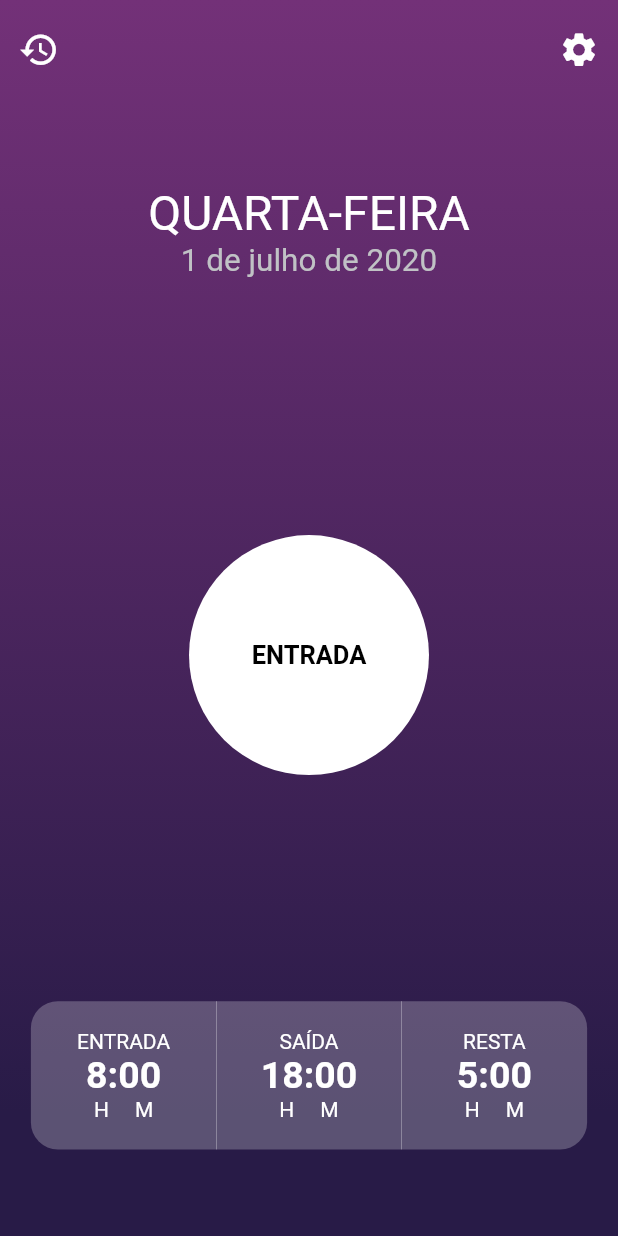
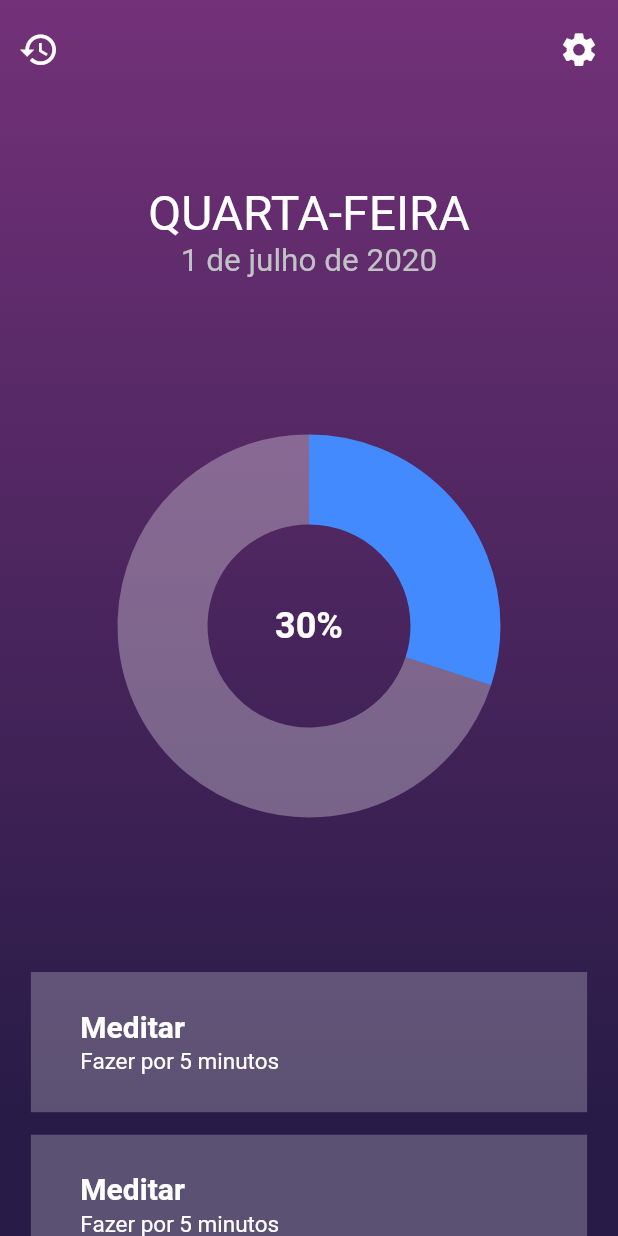
Before and after one commit to danielmarques28/Work-Tracker, a Flutter app: the screen it shows after launch, on a phone screen of 412 x 824 dp. Run offline on Flutter 3.47's test engine with Material 2 defaults, Android fonts, the phone set to English and light mode, and no system bars.

Commit message:
Add pie chart and card list in home screen

```diff
--- a/lib/screens/History.dart
+++ b/lib/screens/History.dart
@@ -1,12 +1,7 @@
 import 'package:flutter/material.dart';
 import 'package:worktracker/widgets/background.dart';
 
-class History extends StatefulWidget {
-  @override
-  _HistoryState createState() => _HistoryState();
-}
-
-class _HistoryState extends State<History> {
+class History extends StatelessWidget {
   @override
   Widget build(BuildContext context) {
     return Scaffold(
--- a/lib/screens/Home.dart
+++ b/lib/screens/Home.dart
@@ -1,22 +1,17 @@
 import 'package:flutter/material.dart';
 import 'package:flutter/services.dart';
+import 'package:worktracker/widgets/home/ListCards.dart';
 import 'package:worktracker/widgets/home/TopBar.dart';
 import 'package:worktracker/widgets/home/InfoDay.dart';
-import 'package:worktracker/widgets/home/ActionButton.dart';
-import 'package:worktracker/widgets/home/BottomBar.dart';
+import 'package:worktracker/widgets/home/DayGraph.dart';
 import 'package:worktracker/widgets/background.dart';
 
-class Home extends StatefulWidget {
-  @override
-  _HomeState createState() => _HomeState();
-}
-
-class _HomeState extends State<Home> {
+class Home extends StatelessWidget {
   @override
   Widget build(BuildContext context) {
     SystemChrome.setPreferredOrientations([
       DeviceOrientation.portraitUp,
-      DeviceOrientation.portraitDown,
+      DeviceOrientation.portraitDown
     ]);
 
     return Scaffold(
@@ -24,12 +19,13 @@ class _HomeState extends State<Home> {
         height: MediaQuery.of(context).size.height * 1,
         width: MediaQuery.of(context).size.width * 1,
         decoration: background(),
-        child: Column(
-          children: <Widget>[
+        child: ListView(
+          shrinkWrap: true,
+          children: [
             TopBar(),
             InfoDay(),
-            ActionButton(),
-            BottomBar()
+            DayGraph(),
+            ListCards()
           ]
         )
       )
--- a/lib/screens/Settings.dart
+++ b/lib/screens/Settings.dart
@@ -1,12 +1,7 @@
 import 'package:flutter/material.dart';
 import 'package:worktracker/widgets/background.dart';
 
-class Settings extends StatefulWidget {
-  @override
-  _SettingsState createState() => _SettingsState();
-}
-
-class _SettingsState extends State<Settings> {
+class Settings extends StatelessWidget {
   @override
   Widget build(BuildContext context) {
     return Scaffold(
--- a/lib/widgets/home/ActionButton.dart
+++ b/lib/widgets/home/ActionButton.dart
@@ -7,7 +7,7 @@ class ActionButton extends StatefulWidget {
 }
 
 class _ActionButtonState extends State<ActionButton> {
-  var _dateTime;
+  DateTime _dateTime;
   String _buttonState = 'ENTRADA';
 
   _controlButton() {
@@ -33,7 +33,7 @@ class _ActionButtonState extends State<ActionButton> {
   @override
   Widget build(BuildContext context) {
     return Container(
-      height: MediaQuery.of(context).size.height * 0.56,
+      height: MediaQuery.of(context).size.height * 0.58,
       width: MediaQuery.of(context).size.width * 1,
       child: Center(
         child: GestureDetector(
--- a/lib/widgets/home/BottomBar.dart
+++ b/lib/widgets/home/BottomBar.dart
@@ -31,12 +31,7 @@ class _BottomBarState extends State<BottomBar> {
               fontSize: 25.0,
               fontWeight: FontWeight.bold
             ),
-          ),
-          Text(
-            'H     M',
-            textAlign: TextAlign.center,
-            style: TextStyle(color: Colors.white),
-          ),
+          )
         ],
       )
     );
--- /dev/null
+++ b/lib/widgets/home/DayGraph.dart
@@ -0,0 +1,62 @@
+import 'package:flutter/material.dart';
+import 'package:worktracker/widgets/home/PieChart.dart';
+
+class DayGraph extends StatefulWidget {
+  @override
+  _DayGraphState createState() => _DayGraphState();
+}
+
+class _DayGraphState extends State<DayGraph> {
+  int done = 3;
+  int total = 10;
+
+  @override
+  Widget build(BuildContext context) {
+    double height = MediaQuery.of(context).size.height;
+    double width = MediaQuery.of(context).size.width;
+    double textSize = MediaQuery.of(context).textScaleFactor;
+
+    return Container(
+      height: height * 0.32,
+      width: width * 0.9,
+      margin: EdgeInsets.only(
+        left: width * 0.05,
+        right: width * 0.05,
+        top: height * 0.12,
+        bottom: height * 0.12
+      ),
+      alignment: Alignment.center,
+      child: Container(
+        decoration: BoxDecoration(
+          shape: BoxShape.circle
+        ),
+        child: Stack(
+          alignment: Alignment.center,
+          children: [
+            CustomPaint(
+              child: Center(),
+              foregroundPainter: PieChart(done: done, total: total),
+            ),
+            Container(
+              width: width * 0.3,
+              alignment: Alignment.center,
+              decoration: BoxDecoration(
+                shape: BoxShape.circle,
+                color: Colors.transparent,
+                // border: Border.all(width: 0.5, color: Colors.white)
+              ),
+              child: Text(
+                '${(done/total * 100).toInt()}%',
+                style: TextStyle(
+                  color: Colors.white,
+                  fontSize: textSize * 24.0,
+                  fontWeight: FontWeight.bold
+                )
+              )
+            )
+          ],
+        )
+      )
+    );
+  }
+}
--- a/lib/widgets/home/InfoDay.dart
+++ b/lib/widgets/home/InfoDay.dart
@@ -1,12 +1,28 @@
 import 'package:flutter/material.dart';
 import 'package:intl/intl.dart';
 
-class InfoDay extends StatefulWidget {
+class InfoDay extends StatelessWidget {
   @override
-  _InfoDayState createState() => _InfoDayState();
+  Widget build(BuildContext context) {
+    double height = MediaQuery.of(context).size.height;
+    double width = MediaQuery.of(context).size.width;
+
+    return Container(
+      margin: EdgeInsets.only(
+        top: height * 0.07,
+        left: width * 0.05,
+        right: width * 0.05,
+      ),
+      child: Center(
+        child: Container(
+          child: InfoColumn(),
+        )
+      )
+    );
+  }
 }
 
-class _InfoDayState extends State<InfoDay> {
+class InfoColumn extends StatelessWidget {
   _getWeekDay() {
     DateTime dateTimeNow = DateTime.now();
     String weekDay = DateFormat.EEEE().format(dateTimeNow);
@@ -23,31 +39,38 @@ class _InfoDayState extends State<InfoDay> {
 
   @override
   Widget build(BuildContext context) {
-    return Container(
-      margin: EdgeInsets.only(top: MediaQuery.of(context).size.height * 0.07),
-      child: Center(
-        child: Container(
-          height: MediaQuery.of(context).size.height * 0.1,
-          child: Column(
+    double textSize = MediaQuery.of(context).textScaleFactor;
+
+    return Column(
       children: <Widget>[
         Text(
           _getWeekDay(),
           style: TextStyle(
             color: Colors.white,
-                fontSize: 32.0,
+            fontSize: textSize * 32.0,
           )
         ),
         Text(
           _getDate(),
           style: TextStyle(
             color: Color(0xFFC0C2C5),
-                fontSize: 21.0
+            fontSize: textSize * 21.0
           )
         ),
       ],
-        ),
-        )
-      )
     );
   }
 }
+
+class WelcomeUser extends StatelessWidget {
+  _decideWelcome() {
+    DateTime datetime = DateTime.now();
+  }
+
+  @override
+  Widget build(BuildContext context) {
+    return Container(
+      child: Text('Bom'),
+    );
+  }
+}
--- /dev/null
+++ b/lib/widgets/home/ListCards.dart
@@ -0,0 +1,81 @@
+import 'package:flutter/material.dart';
+import 'package:path_provider/path_provider.dart';
+import 'package:worktracker/widgets/home/TaskCard.dart';
+
+class ListCards extends StatefulWidget {
+  ListCards({Key key}) : super(key: key);
+
+  @override
+  _ListCardsState createState() => _ListCardsState();
+}
+
+class _ListCardsState extends State<ListCards> {
+  final items = List.generate(6, (index) => TaskCard());
+
+  @override
+  Widget build(BuildContext context) {
+    double width = MediaQuery.of(context).size.width;
+
+    return Container(
+      margin: EdgeInsets.only(left: width * 0.05, right: width * 0.05),
+      alignment: Alignment.center,
+      child: ListView.builder(
+        physics: NeverScrollableScrollPhysics(),
+        shrinkWrap: true,
+        itemCount: items.length,
+        itemBuilder: (context, index) {
+          return Container(
+            alignment: Alignment.center,
+            margin: EdgeInsets.only(bottom: 15.0),
+            child: Center(
+              child: Dismissible(
+                key: UniqueKey(),
+                background: Background(
+                  color: Colors.green,
+                  icon: Icons.check,
+                  direction: 'startToEnd'
+                ),
+                secondaryBackground: Background(
+                  color: Colors.red,
+                  icon: Icons.close,
+                  direction: 'endToStart'
+                ),
+                onDismissed: (direction) {
+                  setState(() {
+                    items.removeAt(index);
+                  });
+                },
+                child: items[index]
+              )
+            )
+          );
+        }
+      )
+    );
+  }
+}
+
+class Background extends StatelessWidget {
+  Background({@required this.color, @required this.icon, @required this.direction});
+
+  final Color color;
+  final IconData icon;
+  final String direction;
+
+  @override
+  Widget build(BuildContext context) {
+    return Align(
+      alignment: Alignment.center,
+      child: Container(
+        alignment: direction == 'startToEnd' ?
+          Alignment.centerLeft : Alignment.centerRight,
+        padding: EdgeInsets.only(left: 15.0, right: 15.0),
+        decoration: BoxDecoration(
+          color: color,
+          // borderRadius: BorderRadius.circular(40.0)
+        ),
+        child: Icon(icon, color: Colors.white, size: 40.0)
+      )
+    );
+  }
+}
--- /dev/null
+++ b/lib/widgets/home/PieChart.dart
@@ -0,0 +1,46 @@
+import 'dart:math';
+import 'package:flutter/material.dart';
+
+class PieChart extends CustomPainter {
+  PieChart({@required this.done, @required this.total});
+
+  final int done;
+  final int total;
+
+  @override
+  void paint(Canvas canvas, Size size) {
+    Offset center = Offset(size.width / 2, size.height / 2);
+    double radius = min(size.width / 2.7, size.height / 2.7);
+
+    Paint paint = Paint()
+      ..style = PaintingStyle.stroke
+      ..strokeWidth = 60.0;
+
+    double startRadian = -pi / 2;
+
+    List colors = [Colors.blueAccent, Colors.white30];
+
+    double sweepRadian = 0;
+    for (int i = 0; i < 2; i++) {
+      if(i == 0)
+        sweepRadian = (done / total) * 2 * pi;
+      else
+        sweepRadian = ((total - done) / total) * 2 * pi;
+
+      paint.color = colors[i];
+
+      canvas.drawArc(
+        Rect.fromCircle(center: center, radius: radius),
+        startRadian,
+        sweepRadian,
+        false,
+        paint
+      );
+
+      startRadian += sweepRadian;
+    }
+  }
+
+  @override
+  bool shouldRepaint(CustomPainter oldDelegate) => true;
+}
--- /dev/null
+++ b/lib/widgets/home/TaskCard.dart
@@ -0,0 +1,59 @@
+import 'package:flutter/material.dart';
+
+class TaskCard extends StatefulWidget {
+  @override
+  _TaskCardState createState() => _TaskCardState();
+}
+
+class _TaskCardState extends State<TaskCard> {
+  bool checked = false;
+
+  @override
+  Widget build(BuildContext context) {
+    double height = MediaQuery.of(context).size.height;
+    double width = MediaQuery.of(context).size.width;
+    double textSize = MediaQuery.of(context).textScaleFactor;
+
+    return Container(
+      padding: EdgeInsets.only(top: height * 0.03, bottom: height * 0.03),
+      width: width * 0.9,
+      decoration: BoxDecoration(
+        color: Colors.white24,
+        // borderRadius: BorderRadius.circular(40.0)
+      ),
+      child: Container(
+        padding: EdgeInsets.only(left: width * 0.08),
+        width: width * 0.6,
+        alignment: Alignment.centerLeft,
+        child: Column(
+          mainAxisAlignment: MainAxisAlignment.center,
+          children: [
+            Align(
+              alignment: Alignment.centerLeft,
+              child: Text(
+                'Meditar',
+                textAlign: TextAlign.left,
+                style: TextStyle(
+                  color: Colors.white,
+                  fontSize: textSize * 20.0,
+                  fontWeight: FontWeight.bold
+                )
+              ),
+            ),
+            SizedBox(height: 3),
+            Align(
+              alignment: Alignment.centerLeft,
+              child: Text(
+                'Fazer por 5 minutos',
+                style: TextStyle(
+                  color: Colors.white,
+                  fontSize: textSize * 15.0,
+                )
+              )
+            )
+          ],
+        )
+      )
+    );
+  }
+}
--- a/lib/widgets/home/TopBar.dart
+++ b/lib/widgets/home/TopBar.dart
@@ -3,13 +3,8 @@ import 'package:worktracker/screens/History.dart';
 import 'package:worktracker/screens/Settings.dart';
 import 'package:worktracker/widgets/SlideRoute.dart';
 
-class TopBar extends StatefulWidget {
-  @override
-  _TopBarState createState() => _TopBarState();
-}
-
-class _TopBarState extends State<TopBar> {
-  Material touchButton(context, icon, button) {
+class TopBar extends StatelessWidget {
+  Material _touchButton(context, icon, button) {
     return Material(
       color: Colors.transparent,
       child: IconButton(
@@ -46,8 +41,8 @@ class _TopBarState extends State<TopBar> {
       child: Row(
         mainAxisAlignment: MainAxisAlignment.spaceBetween,
         children: <Widget>[
-          touchButton(context, Icons.history, 'history'),
-          touchButton(context, Icons.settings, 'settings')
+          _touchButton(context, Icons.history, 'history'),
+          _touchButton(context, Icons.settings, 'settings')
         ],
       ),
     );
--- a/pubspec.yaml
+++ b/pubspec.yaml
@@ -21,6 +21,7 @@ dependencies:
     sdk: flutter
   path_provider: ^1.6.11
   intl: ^0.16.1
+  flutter_slidable: ^0.5.4
 
   # The following adds the Cupertino Icons font to your application.
   # Use with the CupertinoIcons class for iOS style icons.
```
Also changed, not shown: lib/widgets/background.dart (+6 -5 lines). Lines whose indentation alone changed are shown as unchanged.
